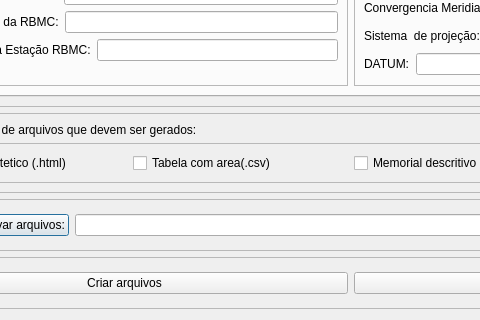
Qt form azimuthsAndDistances/ui_memorialGenerator.ui (guilhermehrn/AzimuthDistanceCalculator) before a commit; both pictures show x 120 to 600 and y 334 to 654 of the 942 by 654 pixel window.
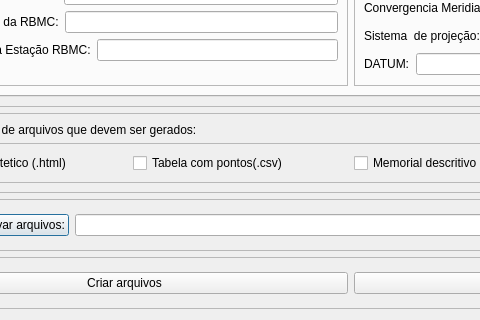
The same form after that commit.

The edit to the form file:
```diff
--- a/azimuthsAndDistances/ui_memorialGenerator.ui
+++ b/azimuthsAndDistances/ui_memorialGenerator.ui
@@ -58,7 +58,7 @@
             <string>Gerar uma tabela CSV com as coordenadas dos pontos da geometria selecionada.</string>
            </property>
            <property name="text">
-            <string>Tabela com area(.csv)</string>
+            <string>Tabela com pontos(.csv)</string>
            </property>
           </widget>
          </item>
```
